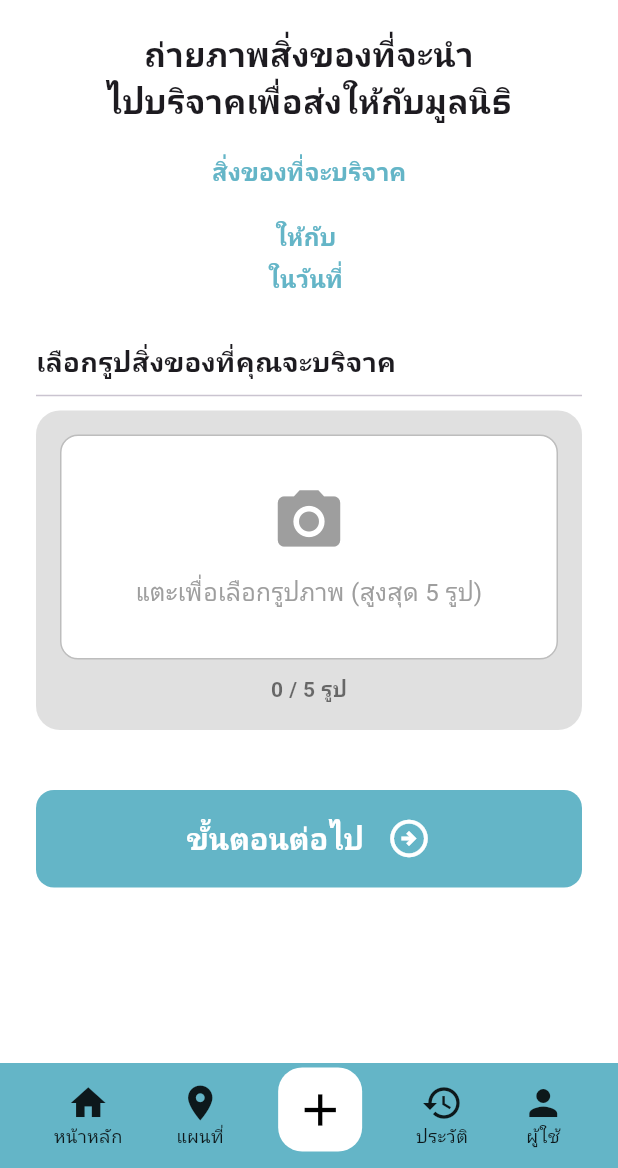
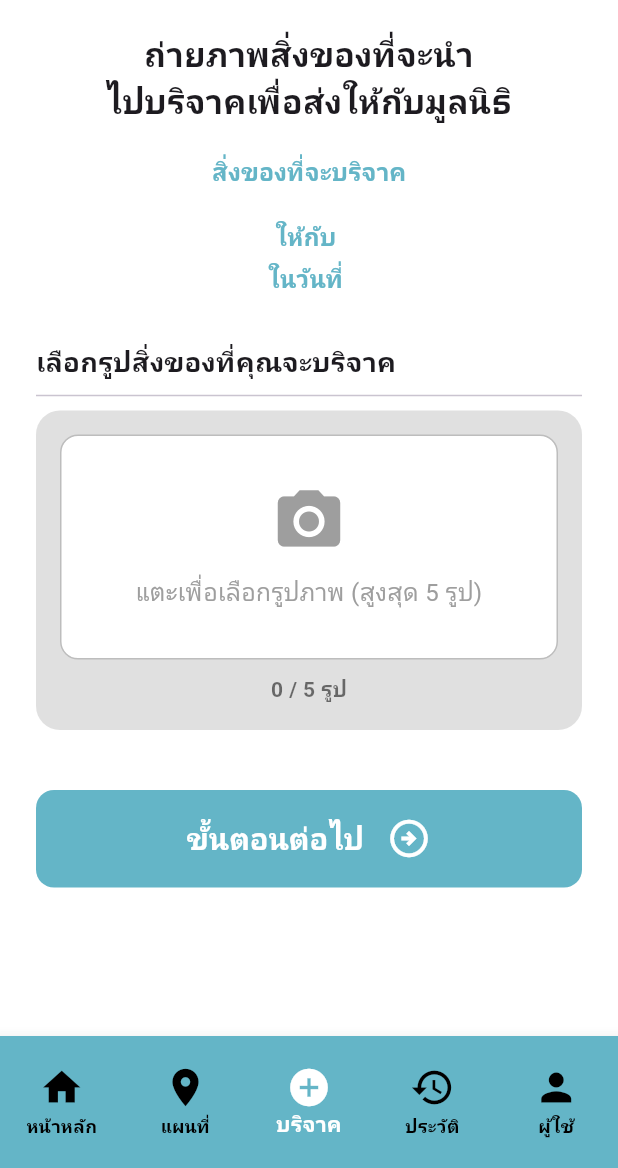
Before and after one commit to oKENDOo/givelink, a Flutter app: the DonationImageScreen screen opened by its route, on a phone screen of 412 x 824 dp, the part 68-1236 px from its top. Run offline on Flutter 3.47's test engine with Material 3 defaults, Android fonts, the phone set to English and light mode, and no system bars; our stand-ins replace cloud_firestore, firebase_auth, firebase_core, flutter_map, geolocator, go_router and 3 more; accounts and stored records are empty; network calls fail.

Commit message:
แก้ Nav Bar ไม่ให้ Render ทุกรอบ

```diff
--- a/lib/core/routing/app_router.dart
+++ b/lib/core/routing/app_router.dart
@@ -1,4 +1,7 @@
+import 'package:flutter/material.dart';
 import 'package:go_router/go_router.dart';
+
+// Import หน้าจอต่างๆ
 import '../../features/auth/screens/splash_screen.dart';
 import '../../features/auth/screens/welcome_screen.dart';
 import '../../features/auth/screens/login_screen.dart';
@@ -17,65 +20,56 @@ import '../../features/donation/screens/donation_summary_screen.dart';
 import '../../features/donation/screens/donation_success_screen.dart';
 import '../../features/user/screens/user_edit_info_screen.dart';
 
+// Import หน้ากรอบหลัก (ที่มีแถบสีฟ้า)
+import '../../features/main_layout_screen.dart';
+
+// ตั้งค่า Router ให้รู้จักการซ้อนหน้า
 final appRouter = GoRouter(
-  initialLocation: '/', // เริ่มต้นที่หน้า Splash Screen
+  initialLocation: '/',
   routes: [
-    GoRoute(
-      path: '/',
-      builder: (context, state) => const SplashScreen(),
+    // --- กลุ่มหน้าที่ "ไม่มี" แถบเมนูด้านล่าง (เต็มจอปกติ) ---
+    GoRoute(path: '/', builder: (context, state) => const SplashScreen()),
+    GoRoute(path: '/welcome', builder: (context, state) => const WelcomeScreen()),
+    GoRoute(path: '/login', builder: (context, state) => const LoginScreen()),
+    GoRoute(path: '/register', builder: (context, state) => const RegisterScreen()),
+
+    // --- 🌟 กลุ่มหน้าที่ "มี" แถบเมนูด้านล่าง (ถูกครอบด้วย Shell) ---
+    StatefulShellRoute.indexedStack(
+      builder: (context, state, navigationShell) {
+        return MainLayoutScreen(navigationShell: navigationShell);
+      },
+      branches: [
+        // 📍 Tab 0: หน้าหลัก
+        StatefulShellBranch(
+          routes: [
+            GoRoute(path: '/home', builder: (context, state) => const HomeScreen()),
+          ],
         ),
-    GoRoute(
-      path: '/welcome',
-      builder: (context, state) => const WelcomeScreen(),
+        // 📍 Tab 1: แผนที่
+        StatefulShellBranch(
+          routes: [
+            GoRoute(path: '/map', builder: (context, state) => const MapScreen()),
+          ],
         ),
-    GoRoute(
-      path: '/login',
-      builder: (context, state) => const LoginScreen(),
-    ),
-    // 3. เพิ่มเส้นทางไปหน้า Register
-    GoRoute(
-      path: '/register',
-      builder: (context, state) => const RegisterScreen(),
-    ),
-  GoRoute(
-      path: '/home',
-      builder: (context, state) => const HomeScreen(),
-    ),
-  GoRoute(
-      path: '/map',
-      builder: (context, state) => const MapScreen(),
-    ),
-    GoRoute(
-      path: '/user',
-      builder: (context, state) => const UserScreen(),
-    ),
-        GoRoute(
-      path: '/history',
-      builder: (context, state) => const HistoryScreen(),
-    ),
-    GoRoute(
-      path: '/donation_start',
-      builder: (context, state) => const DonationStartScreen(),
-    ),
-    GoRoute(
-      path: '/donation_selection',
-      builder: (context, state) => const DonationSelectionScreen(),
-    ),
+        // 📍 Tab 2: หมวดบริจาค
+        StatefulShellBranch(
+          routes: [
+            GoRoute(path: '/donation_start', builder: (context, state) => const DonationStartScreen()),
+            GoRoute(path: '/donation_selection', builder: (context, state) => const DonationSelectionScreen()),
             GoRoute(
               path: '/donation_foundation',
               builder: (context, state) {
-        // 🌟 รับข้อมูลที่ส่งมาจากหน้า Selection ผ่านตัวแปร extra
                 final data = state.extra as Map<String, dynamic>? ?? {};
                 return DonationFoundationScreen(
-          selectedCategories: data['categories'] ?? [],
-          othersText: data['others'] ?? '',
+                  // 🌟 บังคับแปลงเป็น List<String> เสมอ ป้องกันการแครช
+                  selectedCategories: (data['categories'] as List<dynamic>?)?.cast<String>() ?? <String>[],
+                  othersText: (data['others'] as String?) ?? '',
                 );
               },
             ),
             GoRoute(
               path: '/donation_foundation_detail',
               builder: (context, state) {
-        // 🌟 รับข้อมูล Mock Data ที่ส่งมาจากหน้าก่อนหน้า
                 final data = state.extra as Map<String, dynamic>? ?? {};
                 return DonationFoundationDetailScreen(foundationData: data);
               },
@@ -83,12 +77,12 @@ final appRouter = GoRouter(
             GoRoute(
               path: '/donation_date',
               builder: (context, state) {
-        // รับข้อมูลที่ส่งมาจากหน้า Detail
                 final data = state.extra as Map<String, dynamic>? ?? {};
                 return DonationDateScreen(
-          foundationName: data['foundationName'] ?? 'ชื่อมูลนิธิ',
-          selectedCategories: data['selectedCategories'] ?? [],
-          othersText: data['othersText'] ?? '',
+                  // 🌟 บังคับแปลง Type ให้ปลอดภัยทั้งหมด
+                  foundationName: (data['foundationName'] as String?) ?? 'ชื่อมูลนิธิ',
+                  selectedCategories: (data['selectedCategories'] as List<dynamic>?)?.cast<String>() ?? <String>[],
+                  othersText: (data['othersText'] as String?) ?? '',
                 );
               },
             ),
@@ -97,10 +91,10 @@ final appRouter = GoRouter(
               builder: (context, state) {
                 final data = state.extra as Map<String, dynamic>? ?? {};
                 return DonationImageScreen(
-          foundationName: data['foundationName'] ?? '',
-          selectedCategories: data['selectedCategories'] ?? [],
-          othersText: data['othersText'] ?? '',
-          selectedDate: data['selectedDate'] as DateTime?, // รับวันที่มาด้วย
+                  foundationName: (data['foundationName'] as String?) ?? '',
+                  selectedCategories: (data['selectedCategories'] as List<dynamic>?)?.cast<String>() ?? <String>[],
+                  othersText: (data['othersText'] as String?) ?? '',
+                  selectedDate: data['selectedDate'] as DateTime?,
                 );
               },
             ),
@@ -109,24 +103,31 @@ final appRouter = GoRouter(
               builder: (context, state) {
                 final data = state.extra as Map<String, dynamic>? ?? {};
                 return DonationSummaryScreen(
-          foundationName: data['foundationName'] ?? '',
-          selectedCategories: data['selectedCategories'] ?? [],
-          othersText: data['othersText'] ?? '',
+                  foundationName: (data['foundationName'] as String?) ?? '',
+                  selectedCategories: (data['selectedCategories'] as List<dynamic>?)?.cast<String>() ?? <String>[],
+                  othersText: (data['othersText'] as String?) ?? '',
                   selectedDate: data['selectedDate'] as DateTime?,
-          selectedImages: data['selectedImages'] ?? [], // รับไฟล์รูปภาพมาด้วย
+                  selectedImages: (data['selectedImages'] as List<dynamic>?) ?? [],
                 );
               },
             ),
-    GoRoute(
-      path: '/donation_success',
-      builder: (context, state) => const DonationSuccessScreen(),
+            GoRoute(path: '/donation_success', builder: (context, state) => const DonationSuccessScreen()),
+          ],
         ),
-    GoRoute(
-      path: '/user_edit',
-      builder: (context, state) => const UserEditInfoScreen(),
+        // 📍 Tab 3: ประวัติ
+        StatefulShellBranch(
+          routes: [
+            GoRoute(path: '/history', builder: (context, state) => const HistoryScreen()),
+          ],
+        ),
+        // 📍 Tab 4: ผู้ใช้
+        StatefulShellBranch(
+          routes: [
+            GoRoute(path: '/user', builder: (context, state) => const UserScreen()),
+            GoRoute(path: '/user_edit', builder: (context, state) => const UserEditInfoScreen()),
+          ],
+        ),
+      ],
     ),
   ],
 );
-
-//kendokendo14271@gmail.com
-//ict555
--- a/lib/features/donation/screens/donation_date_screen.dart
+++ b/lib/features/donation/screens/donation_date_screen.dart
@@ -1,7 +1,6 @@
 import 'package:flutter/material.dart';
 import 'package:go_router/go_router.dart';
 import 'package:table_calendar/table_calendar.dart';
-import '../../widgets/custom_bottom_nav.dart';
 
 class DonationDateScreen extends StatefulWidget {
   final String foundationName;
@@ -252,7 +251,6 @@ class _DonationDateScreenState extends State<DonationDateScreen> {
           ],
         ),
       ),
-      bottomNavigationBar: const CustomBottomNav(currentIndex: 2),
     );
   }
 }
--- a/lib/features/donation/screens/donation_foundation_detail_screen.dart
+++ b/lib/features/donation/screens/donation_foundation_detail_screen.dart
@@ -1,7 +1,6 @@
 import 'package:flutter/material.dart';
 import 'package:go_router/go_router.dart';
 import 'package:url_launcher/url_launcher.dart';
-import '../../widgets/custom_bottom_nav.dart';
 
 class DonationFoundationDetailScreen extends StatelessWidget {
   final Map<String, dynamic> foundationData;
@@ -265,7 +264,6 @@ class DonationFoundationDetailScreen extends StatelessWidget {
           ],
         ),
       ),
-      bottomNavigationBar: const CustomBottomNav(currentIndex: 2),
     );
   }
 
--- a/lib/features/donation/screens/donation_foundation_screen.dart
+++ b/lib/features/donation/screens/donation_foundation_screen.dart
@@ -2,7 +2,6 @@ import 'package:flutter/material.dart';
 import 'package:go_router/go_router.dart';
 import 'package:cloud_firestore/cloud_firestore.dart';
 import 'package:geolocator/geolocator.dart';
-import '../../widgets/custom_bottom_nav.dart';
 
 class DonationFoundationScreen extends StatefulWidget {
   final List<String> selectedCategories;
@@ -340,7 +339,6 @@ class _DonationFoundationScreenState extends State<DonationFoundationScreen> {
           ],
         ),
       ),
-      bottomNavigationBar: const CustomBottomNav(currentIndex: 2),
     );
   }
 }
--- a/lib/features/donation/screens/donation_image_screen.dart
+++ b/lib/features/donation/screens/donation_image_screen.dart
@@ -2,7 +2,6 @@ import 'dart:io';
 import 'package:flutter/material.dart';
 import 'package:go_router/go_router.dart';
 import 'package:image_picker/image_picker.dart'; // 🌟 ใช้สำหรับเลือกรูป
-import '../../widgets/custom_bottom_nav.dart';
 
 class DonationImageScreen extends StatefulWidget {
   final String foundationName;
@@ -317,7 +316,6 @@ class _DonationImageScreenState extends State<DonationImageScreen> {
           ],
         ),
       ),
-      bottomNavigationBar: const CustomBottomNav(currentIndex: 2),
     );
   }
 }
--- a/lib/features/donation/screens/donation_selection_screen.dart
+++ b/lib/features/donation/screens/donation_selection_screen.dart
@@ -1,7 +1,5 @@
 import 'package:flutter/material.dart';
 import 'package:go_router/go_router.dart';
-// 🌟 ตรวจสอบ Path ของ CustomBottomNav ให้ตรงกับโปรเจกต์ของคุณ
-import '../../widgets/custom_bottom_nav.dart';
 
 class DonationSelectionScreen extends StatefulWidget {
   const DonationSelectionScreen({super.key});
@@ -231,9 +229,6 @@ class _DonationSelectionScreenState extends State<DonationSelectionScreen> {
           ],
         ),
       ),
-
-      // Navbar ใช้ CustomBottomNav ตัวเดิม
-      bottomNavigationBar: const CustomBottomNav(currentIndex: 2),
     );
   }
 }
--- a/lib/features/donation/screens/donation_start_screen.dart
+++ b/lib/features/donation/screens/donation_start_screen.dart
@@ -1,6 +1,5 @@
 import 'package:go_router/go_router.dart'; // 🌟 นำเข้า go_router สำหรับการเปลี่ยนหน้า
 import 'package:flutter/material.dart';
-import  '../../widgets/custom_bottom_nav.dart';
 
 class DonationStartScreen extends StatelessWidget {
   const DonationStartScreen({Key? key}) : super(key: key);
@@ -78,9 +77,6 @@ class DonationStartScreen extends StatelessWidget {
           ),
         ),
       ),
-
-      // 4. Navigation Bar ด้านล่าง (ปรับให้เหมือน user_screen.dart)
-    bottomNavigationBar: const CustomBottomNav(currentIndex: 2),
     );
   }
 }
--- a/lib/features/donation/screens/donation_success_screen.dart
+++ b/lib/features/donation/screens/donation_success_screen.dart
@@ -1,6 +1,5 @@
 import 'package:flutter/material.dart';
 import 'package:go_router/go_router.dart';
-import '../../widgets/custom_bottom_nav.dart';
 
 class DonationSuccessScreen extends StatelessWidget {
   const DonationSuccessScreen({super.key});
@@ -76,7 +75,6 @@ class DonationSuccessScreen extends StatelessWidget {
           ),
         ),
       ),
-      bottomNavigationBar: const CustomBottomNav(currentIndex: 2),
     );
   }
 }
--- a/lib/features/donation/screens/donation_summary_screen.dart
+++ b/lib/features/donation/screens/donation_summary_screen.dart
@@ -3,7 +3,6 @@ import 'package:flutter/material.dart';
 import 'package:go_router/go_router.dart';
 import 'package:cloud_firestore/cloud_firestore.dart';
 import 'package:geolocator/geolocator.dart';
-import '../../widgets/custom_bottom_nav.dart';
 
 class DonationSummaryScreen extends StatefulWidget {
   final String foundationName;
@@ -262,7 +261,6 @@ class _DonationSummaryScreenState extends State<DonationSummaryScreen> {
           ],
         ),
       ),
-      bottomNavigationBar: const CustomBottomNav(currentIndex: 2),
     );
   }
 
--- a/lib/features/history/screens/history_screen.dart
+++ b/lib/features/history/screens/history_screen.dart
@@ -1,6 +1,4 @@
 import 'package:flutter/material.dart';
-import 'package:go_router/go_router.dart';
-import  '../../widgets/custom_bottom_nav.dart';
 
 class HistoryScreen extends StatefulWidget {
   const HistoryScreen({super.key});
@@ -69,9 +67,6 @@ class _HistoryScreenState extends State<HistoryScreen> {
             _buildEmptyState('คุณยังไม่มีการบริจาคที่ถูกยกเลิก/ล้มเหลวในตอนนี้'),
           ],
         ),
-
-        // --- ส่วน Bottom Navigation Bar ---
-      bottomNavigationBar: const CustomBottomNav(currentIndex: 3),
       ),
     );
   }
--- a/lib/features/home/screens/home_screen.dart
+++ b/lib/features/home/screens/home_screen.dart
@@ -5,7 +5,6 @@ import 'package:cloud_firestore/cloud_firestore.dart';
 import 'package:geolocator/geolocator.dart';
 import 'news_detail_screen.dart';
 import 'package:go_router/go_router.dart';
-import '../../widgets/custom_bottom_nav.dart';
 
 class BannerItem {
   final String categoryTitle;
@@ -202,7 +201,7 @@ class _HomeScreenState extends State<HomeScreen> {
                 ],
               ),
               const SizedBox(height: 16),
-              Text('สวัสดี $userName มาทำความดีกันเถอะ !', style: const TextStyle(fontSize: 18, fontWeight: FontWeight.bold)),
+              Text('สวัสดี $userName มาทำความดีกันเถอะ !', style: const TextStyle(fontSize: 19, fontWeight: FontWeight.bold)),
 
               const SizedBox(height: 20),
 
@@ -265,7 +264,7 @@ class _HomeScreenState extends State<HomeScreen> {
 
               const SizedBox(height: 30),
 
-              const Text('มูลนิธิใกล้ฉัน', style: TextStyle(fontSize: 20, fontWeight: FontWeight.bold)),
+              const Text('มูลนิธิใกล้ฉัน', style: TextStyle(fontSize: 19, fontWeight: FontWeight.bold)),
               const SizedBox(height: 16),
 
               StreamBuilder<QuerySnapshot>(
@@ -421,9 +420,9 @@ class _HomeScreenState extends State<HomeScreen> {
                 child: Row(
                   mainAxisAlignment: MainAxisAlignment.end,
                   children: [
-                    const Text('ค้นหามูลนิธิเพิ่มเติม', style: TextStyle(fontWeight: FontWeight.bold)),
+                    const Text('ค้นหามูลนิธิเพิ่มเติม', style: TextStyle(fontWeight: FontWeight.bold,)),
                     const SizedBox(width: 8),
-                    Icon(Icons.arrow_circle_right_outlined, color: Colors.grey.shade800),
+                    Icon(Icons.arrow_circle_right_outlined, color: primaryBlue),
                   ],
                 ),
               ),
@@ -472,7 +471,6 @@ class _HomeScreenState extends State<HomeScreen> {
           ),
         ),
       ),
-      bottomNavigationBar: const CustomBottomNav(currentIndex: 0),
     );
   }
 }
--- /dev/null
+++ b/lib/features/main_layout_screen.dart
@@ -0,0 +1,29 @@
+import 'package:flutter/material.dart';
+import 'package:go_router/go_router.dart';
+import 'widgets/custom_bottom_nav.dart'; // 🌟 ดึง CustomBottomNav สีฟ้าของเรามาใช้
+
+class MainLayoutScreen extends StatelessWidget {
+  final StatefulNavigationShell navigationShell;
+
+  const MainLayoutScreen({super.key, required this.navigationShell});
+
+  @override
+  Widget build(BuildContext context) {
+    return Scaffold(
+      // ไส้ในตรงกลาง จะเปลี่ยนไปตามที่เรากด
+      body: navigationShell,
+
+      // 🌟 เปลี่ยนจาก BottomNavigationBar ธรรมดา มาใช้ Custom ของเรา!
+      bottomNavigationBar: CustomBottomNav(
+        currentIndex: navigationShell.currentIndex,
+        onTap: (index) {
+          // สั่งให้เปลี่ยนแค่ไส้ใน ไม่เปลี่ยนทั้งหน้า
+          navigationShell.goBranch(
+            index,
+            initialLocation: index == navigationShell.currentIndex,
+          );
+        },
+      ),
+    );
+  }
+}
--- a/lib/features/map/screens/map_screen.dart
+++ b/lib/features/map/screens/map_screen.dart
@@ -4,7 +4,6 @@ import 'package:flutter_map/flutter_map.dart';
 import 'package:latlong2/latlong.dart';
 import 'package:geolocator/geolocator.dart';
 import 'package:cloud_firestore/cloud_firestore.dart';
-import '../../widgets/custom_bottom_nav.dart';
 
 class MapScreen extends StatefulWidget {
   const MapScreen({super.key});
@@ -290,7 +289,6 @@ class _MapScreenState extends State<MapScreen> {
           ],
         ),
       ),
-      bottomNavigationBar: const CustomBottomNav(currentIndex: 1),
     );
   }
 }
--- a/lib/features/user/screens/user_edit_info_screen.dart
+++ b/lib/features/user/screens/user_edit_info_screen.dart
@@ -5,7 +5,6 @@ import 'package:firebase_auth/firebase_auth.dart';
 import 'package:go_router/go_router.dart';
 import 'package:image_picker/image_picker.dart';
 import 'package:http/http.dart' as http;
-import '../../widgets/custom_bottom_nav.dart';
 
 
 class UserEditInfoScreen extends StatefulWidget {
@@ -369,7 +368,6 @@ void _showEditBottomSheet({
           ],
         ),
       ),
-      bottomNavigationBar: const CustomBottomNav(currentIndex: 4),
     );
   }
 
--- a/lib/features/user/screens/user_screen.dart
+++ b/lib/features/user/screens/user_screen.dart
@@ -1,7 +1,6 @@
 import 'package:flutter/material.dart';
 import 'package:firebase_auth/firebase_auth.dart';
 import 'package:go_router/go_router.dart';
-import  '../../widgets/custom_bottom_nav.dart';
 
 class UserScreen extends StatefulWidget {
   const UserScreen({super.key});
@@ -175,9 +174,6 @@ class _UserScreenState extends State<UserScreen> {
           ],
         ),
       ),
-
-      // --- 3. ส่วน Bottom Navigation Bar ---
-    bottomNavigationBar: const CustomBottomNav(currentIndex: 4),
     );
   }
 
--- a/lib/features/widgets/custom_bottom_nav.dart
+++ b/lib/features/widgets/custom_bottom_nav.dart
@@ -1,79 +1,42 @@
 import 'package:flutter/material.dart';
-import 'package:go_router/go_router.dart';
 
 class CustomBottomNav extends StatelessWidget {
-  // รับค่าว่าตอนนี้อยู่หน้าไหน (0=หน้าหลัก, 1=แผนที่, 2=ปุ่มบวก, 3=ประวัติ, 4=ผู้ใช้)
   final int currentIndex;
+  final Function(int)? onTap;
 
-  const CustomBottomNav({super.key, required this.currentIndex});
+  const CustomBottomNav({
+    super.key,
+    required this.currentIndex,
+    this.onTap,
+  });
 
   @override
   Widget build(BuildContext context) {
-    final Color primaryBlue = const Color(0xFF64B5C7);
+    // 🌟 นำ SizedBox มาครอบเพื่อล็อคความสูงของแถบ Navbar
+    return SizedBox(
+      height: 88,
+      child: BottomNavigationBar(
+        currentIndex: currentIndex,
+        onTap: onTap,
+        type: BottomNavigationBarType.fixed,
+        backgroundColor: const Color(0xFF64B5C7), // พื้นหลังสีฟ้า Givelink
+        selectedItemColor: Colors.white, // สีขาวตอนกดเลือก
+        unselectedItemColor: Colors.black, // สีดำตอนไม่ได้เลือก
+        selectedFontSize: 14,
+        unselectedFontSize: 12,
 
-    return Container(
-      height: 70,
-      color: primaryBlue,
-      child: Row(
-        mainAxisAlignment: MainAxisAlignment.spaceEvenly,
-        children: [
-          // หน้าหลัก (Index 0)
-          _buildNavItem(context, Icons.home, 'หน้าหลัก', 0, '/home'),
+        // 🌟 1. เพิ่มบรรทัดนี้ เพื่อทำให้ตัวอักษรตอนที่ "ถูกเลือก" เป็นตัวหนา
+        selectedLabelStyle: const TextStyle(fontWeight: FontWeight.bold),
 
-          // แผนที่ (Index 1)
-          _buildNavItem(context, Icons.location_on, 'แผนที่', 1, '/map'),
+        // 🌟 2. เพิ่มบรรทัดนี้ เพื่อทำให้ตัวอักษรตอนที่ "ไม่ได้เลือก" เป็นตัวหนาด้วย
+        unselectedLabelStyle: const TextStyle(fontWeight: FontWeight.bold),
 
-          // ปุ่มเพิ่มตรงกลาง (Index 2)
-          GestureDetector(
-            onTap: () {
-              // ถ้าไม่ได้อยู่หน้าบริจาคอยู่แล้ว ค่อยให้กดไปได้
-              if (currentIndex != 2) context.push('/donation_start');
-            },
-            child: Container(
-              margin: const EdgeInsets.only(bottom: 8),
-              width: 56,
-              height: 56,
-              decoration: BoxDecoration(
-                color: Colors.white,
-                borderRadius: BorderRadius.circular(16),
-              ),
-              child: const Icon(Icons.add, color: Colors.black, size: 36),
-            ),
-          ),
-
-          // ประวัติ (Index 3)
-          _buildNavItem(context, Icons.history, 'ประวัติ', 3, '/history'),
-
-          // ผู้ใช้ (Index 4)
-          _buildNavItem(context, Icons.person, 'ผู้ใช้', 4, '/user'),
-        ],
-      ),
-    );
-  }
-
-  // ฟังก์ชันย่อยสำหรับสร้างปุ่ม
-  Widget _buildNavItem(BuildContext context, IconData icon, String label, int index, String route) {
-    final bool isActive = currentIndex == index; // เช็กว่าปุ่มนี้คือหน้าปัจจุบันไหม
-
-    return GestureDetector(
-      onTap: () {
-        // ถ้ากดปุ่มที่ไม่ได้แอคทีฟอยู่ ให้เปลี่ยนหน้าไปที่ route นั้น
-        if (!isActive) {
-          context.push(route);
-        }
-      },
-      child: Column(
-        mainAxisAlignment: MainAxisAlignment.center,
-        children: [
-          Icon(icon, color: isActive ? Colors.white : Colors.black87, size: 28),
-          Text(
-            label,
-            style: TextStyle(
-              color: isActive ? Colors.white : Colors.black87,
-              fontSize: 12,
-              fontWeight: isActive ? FontWeight.bold : FontWeight.normal,
-            ),
-          ),
+        items: const [
+          BottomNavigationBarItem(icon: Icon(Icons.home, size: 30), label: 'หน้าหลัก'),
+          BottomNavigationBarItem(icon: Icon(Icons.location_on, size: 30), label: 'แผนที่'),
+          BottomNavigationBarItem(icon: Icon(Icons.add_circle, size: 30), label: 'บริจาค'),
+          BottomNavigationBarItem(icon: Icon(Icons.history, size: 30), label: 'ประวัติ'),
+          BottomNavigationBarItem(icon: Icon(Icons.person, size: 30), label: 'ผู้ใช้'),
         ],
       ),
     );
```
Lines whose indentation alone changed are shown as unchanged.
